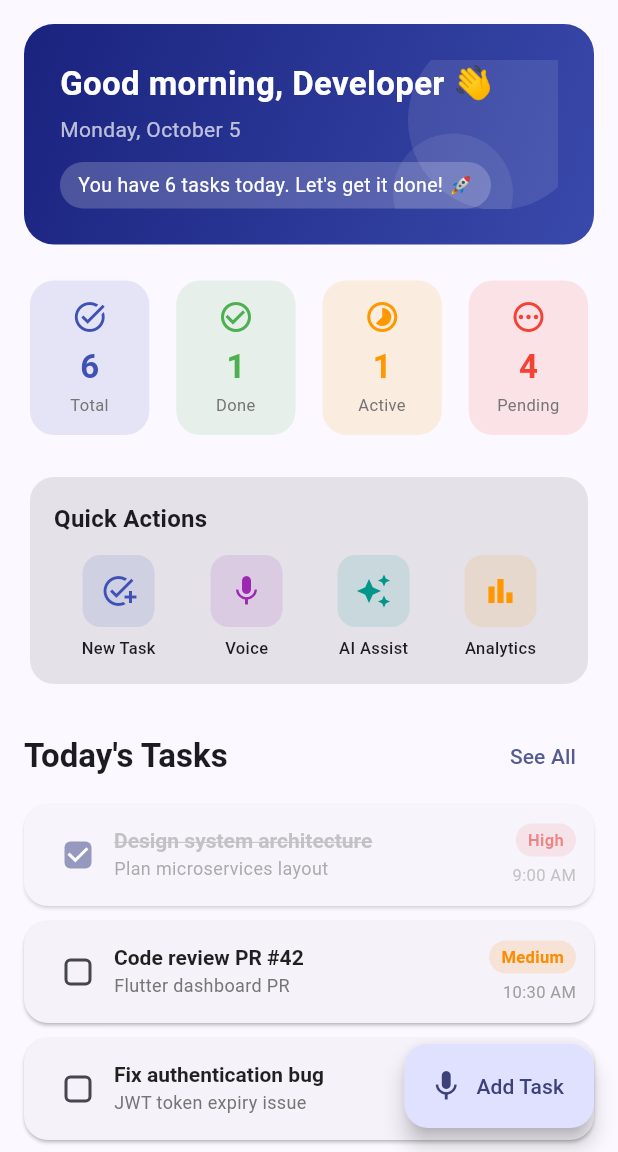
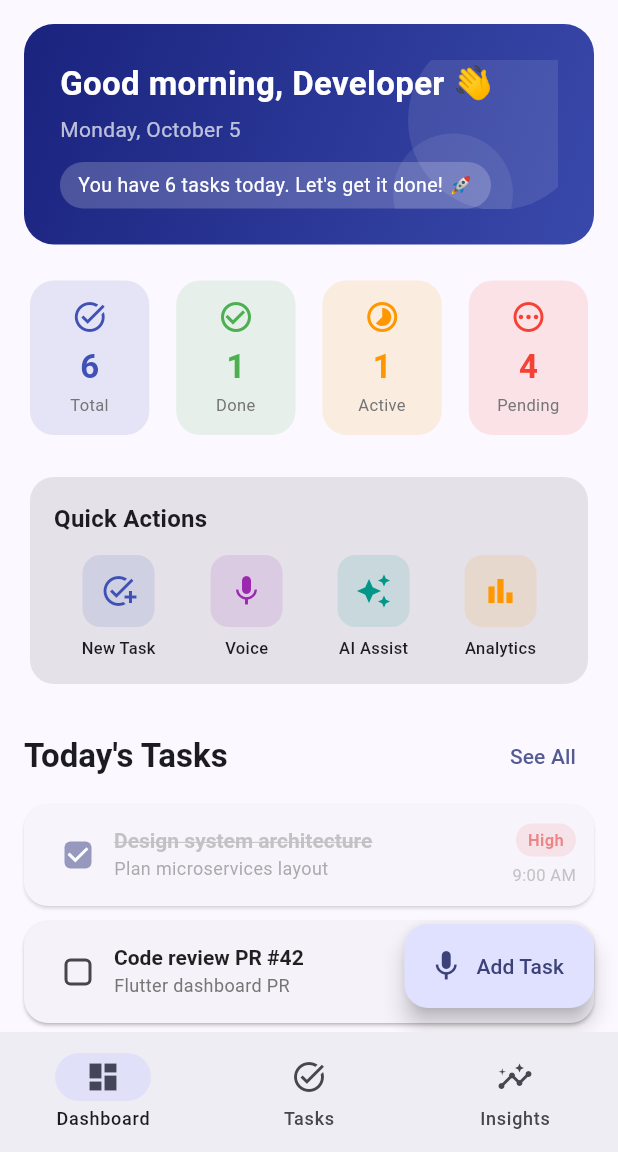
Before and after one commit to prasannakumar-jadhav/HHGoa, a Flutter app: the screen it shows after launch, after a tap on "Design system architecture", on a phone screen of 412 x 824 dp, the part 84-1236 px from its top. Run offline on Flutter 3.47's test engine with Material 3 defaults, Android fonts, the phone set to English and light mode, and no system bars.

Commit message:
feat: add bottom navigation with Tasks and Insights screens

```diff
--- a/lib/main.dart
+++ b/lib/main.dart
@@ -1,5 +1,5 @@
 import 'package:flutter/material.dart';
-import 'package:voxpilot/screens/dashboard_screen.dart';
+import 'package:voxpilot/screens/main_shell.dart';
 
 void main() {
   runApp(const VoxPilotApp());
@@ -23,7 +23,7 @@ class VoxPilotApp extends StatelessWidget {
       theme: ThemeData(useMaterial3: true, colorScheme: colorScheme),
       darkTheme: ThemeData(useMaterial3: true, colorScheme: darkColorScheme),
       themeMode: ThemeMode.light,
-      home: const DashboardScreen(),
+      home: const MainShell(),
     );
   }
 }
--- /dev/null
+++ b/lib/screens/insights_screen.dart
@@ -0,0 +1,273 @@
+import 'package:flutter/material.dart';
+
+class InsightsScreen extends StatelessWidget {
+  const InsightsScreen({super.key});
+
+  @override
+  Widget build(BuildContext context) {
+    final theme = Theme.of(context);
+
+    return Scaffold(
+      appBar: AppBar(
+        title: const Text('Insights'),
+        actions: [
+          IconButton(
+            icon: const Icon(Icons.date_range),
+            onPressed: () {},
+          ),
+        ],
+      ),
+      body: SingleChildScrollView(
+        padding: const EdgeInsets.all(16),
+        child: Column(
+          crossAxisAlignment: CrossAxisAlignment.start,
+          children: [
+            // ── Section A: Hero completion card ──────────────────────────
+            Card(
+              clipBehavior: Clip.antiAlias,
+              shape: RoundedRectangleBorder(
+                borderRadius: BorderRadius.circular(16),
+              ),
+              child: Container(
+                height: 120,
+                width: double.infinity,
+                decoration: BoxDecoration(
+                  gradient: LinearGradient(
+                    colors: [
+                      theme.colorScheme.primary,
+                      theme.colorScheme.tertiary,
+                    ],
+                  ),
+                  borderRadius: BorderRadius.circular(16),
+                ),
+                padding: const EdgeInsets.all(20),
+                child: Column(
+                  crossAxisAlignment: CrossAxisAlignment.start,
+                  mainAxisAlignment: MainAxisAlignment.center,
+                  children: [
+                    Text(
+                      '82%',
+                      style: theme.textTheme.headlineLarge?.copyWith(
+                        color: Colors.white,
+                        fontWeight: FontWeight.bold,
+                      ),
+                    ),
+                    const SizedBox(height: 4),
+                    Text(
+                      'Tasks completed this week',
+                      style: theme.textTheme.bodyMedium?.copyWith(
+                        color: Colors.white,
+                      ),
+                    ),
+                    const SizedBox(height: 2),
+                    Text(
+                      '+12% vs last week ↑',
+                      style: theme.textTheme.bodySmall?.copyWith(
+                        color: Colors.white.withValues(alpha: 0.7),
+                      ),
+                    ),
+                  ],
+                ),
+              ),
+            ),
+
+            const SizedBox(height: 24),
+
+            // ── Section B: 2×2 stat grid ─────────────────────────────────
+            Text(
+              'This Week',
+              style: theme.textTheme.titleMedium?.copyWith(
+                fontWeight: FontWeight.bold,
+              ),
+            ),
+            const SizedBox(height: 12),
+            GridView.count(
+              crossAxisCount: 2,
+              shrinkWrap: true,
+              physics: const NeverScrollableScrollPhysics(),
+              crossAxisSpacing: 12,
+              mainAxisSpacing: 12,
+              childAspectRatio: 1.4,
+              children: [
+                _StatCard(
+                  icon: Icons.check_circle_outline,
+                  value: '14',
+                  label: 'Total Tasks',
+                  color: theme.colorScheme.primary,
+                  theme: theme,
+                ),
+                _StatCard(
+                  icon: Icons.task_alt,
+                  value: '11',
+                  label: 'Completed',
+                  color: Colors.green,
+                  theme: theme,
+                ),
+                _StatCard(
+                  icon: Icons.local_fire_department,
+                  value: '5 days',
+                  label: 'Current Streak',
+                  color: Colors.orange,
+                  theme: theme,
+                ),
+                _StatCard(
+                  icon: Icons.timer_outlined,
+                  value: '3.2h',
+                  label: 'Focus Time',
+                  color: theme.colorScheme.secondary,
+                  theme: theme,
+                ),
+              ],
+            ),
+
+            const SizedBox(height: 24),
+
+            // ── Section C: Category Breakdown ────────────────────────────
+            Text(
+              'Category Breakdown',
+              style: theme.textTheme.titleMedium?.copyWith(
+                fontWeight: FontWeight.bold,
+              ),
+            ),
+            const SizedBox(height: 12),
+            _CategoryBreakdownItem(
+              label: 'Work',
+              percentage: '64%',
+              fraction: 0.64,
+              color: theme.colorScheme.primary,
+            ),
+            _CategoryBreakdownItem(
+              label: 'Personal',
+              percentage: '21%',
+              fraction: 0.21,
+              color: theme.colorScheme.tertiary,
+            ),
+            _CategoryBreakdownItem(
+              label: 'Learning',
+              percentage: '15%',
+              fraction: 0.15,
+              color: theme.colorScheme.secondary,
+            ),
+
+            const SizedBox(height: 24),
+
+            // ── Section D: Recent Activity ───────────────────────────────
+            Text(
+              'Recent Activity',
+              style: theme.textTheme.titleMedium?.copyWith(
+                fontWeight: FontWeight.bold,
+              ),
+            ),
+            const SizedBox(height: 12),
+            ..._recentActivity.map(
+              (entry) => ListTile(
+                dense: true,
+                leading: CircleAvatar(
+                  backgroundColor: Colors.green.shade100,
+                  child: Icon(
+                    Icons.check,
+                    color: Colors.green,
+                    size: 18,
+                  ),
+                ),
+                title: Text(entry.$1),
+                subtitle: Text(entry.$2),
+              ),
+            ),
+          ],
+        ),
+      ),
+    );
+  }
+
+  static const List<(String, String)> _recentActivity = [
+    ('Refactor auth module', '2h ago'),
+    ('Morning workout', '5h ago'),
+    ('Write API docs', 'Yesterday'),
+    ('Call dentist', 'Yesterday'),
+    ('Grocery shopping', '2 days ago'),
+  ];
+}
+
+// ── Private helper widgets ────────────────────────────────────────────────────
+
+class _StatCard extends StatelessWidget {
+  const _StatCard({
+    required this.icon,
+    required this.value,
+    required this.label,
+    required this.color,
+    required this.theme,
+  });
+
+  final IconData icon;
+  final String value;
+  final String label;
+  final Color color;
+  final ThemeData theme;
+
+  @override
+  Widget build(BuildContext context) {
+    return Card(
+      elevation: 0,
+      color: theme.colorScheme.surfaceContainerHighest,
+      shape: RoundedRectangleBorder(borderRadius: BorderRadius.circular(12)),
+      child: Column(
+        mainAxisAlignment: MainAxisAlignment.center,
+        children: [
+          Icon(icon, size: 28, color: color),
+          const SizedBox(height: 4),
+          Text(
+            value,
+            style: theme.textTheme.titleLarge?.copyWith(
+              fontWeight: FontWeight.bold,
+            ),
+          ),
+          Text(
+            label,
+            style: theme.textTheme.bodySmall?.copyWith(
+              color: theme.colorScheme.onSurface.withValues(alpha: 0.6),
+            ),
+          ),
+        ],
+      ),
+    );
+  }
+}
+
+class _CategoryBreakdownItem extends StatelessWidget {
+  const _CategoryBreakdownItem({
+    required this.label,
+    required this.percentage,
+    required this.fraction,
+    required this.color,
+  });
+
+  final String label;
+  final String percentage;
+  final double fraction;
+  final Color color;
+
+  @override
+  Widget build(BuildContext context) {
+    return Column(
+      crossAxisAlignment: CrossAxisAlignment.start,
+      children: [
+        Row(
+          mainAxisAlignment: MainAxisAlignment.spaceBetween,
+          children: [
+            Text(label, style: Theme.of(context).textTheme.bodyMedium),
+            Text(percentage, style: Theme.of(context).textTheme.bodyMedium),
+          ],
+        ),
+        const SizedBox(height: 6),
+        LinearProgressIndicator(
+          value: fraction,
+          borderRadius: BorderRadius.circular(4),
+          color: color,
+        ),
+        const SizedBox(height: 12),
+      ],
+    );
+  }
+}
--- /dev/null
+++ b/lib/screens/main_shell.dart
@@ -0,0 +1,50 @@
+import 'package:flutter/material.dart';
+import 'package:voxpilot/screens/dashboard_screen.dart';
+import 'package:voxpilot/screens/tasks_screen.dart';
+import 'package:voxpilot/screens/insights_screen.dart';
+
+class MainShell extends StatefulWidget {
+  const MainShell({super.key});
+
+  @override
+  State<MainShell> createState() => _MainShellState();
+}
+
+class _MainShellState extends State<MainShell> {
+  int _selectedIndex = 0;
+
+  @override
+  Widget build(BuildContext context) {
+    return Scaffold(
+      body: IndexedStack(
+        index: _selectedIndex,
+        children: const [
+          DashboardScreen(),
+          TasksScreen(),
+          InsightsScreen(),
+        ],
+      ),
+      bottomNavigationBar: NavigationBar(
+        selectedIndex: _selectedIndex,
+        onDestinationSelected: (i) => setState(() => _selectedIndex = i),
+        destinations: const [
+          NavigationDestination(
+            icon: Icon(Icons.dashboard_outlined),
+            selectedIcon: Icon(Icons.dashboard),
+            label: 'Dashboard',
+          ),
+          NavigationDestination(
+            icon: Icon(Icons.task_alt_outlined),
+            selectedIcon: Icon(Icons.task_alt),
+            label: 'Tasks',
+          ),
+          NavigationDestination(
+            icon: Icon(Icons.insights_outlined),
+            selectedIcon: Icon(Icons.insights),
+            label: 'Insights',
+          ),
+        ],
+      ),
+    );
+  }
+}
--- /dev/null
+++ b/lib/screens/tasks_screen.dart
@@ -0,0 +1,274 @@
+import 'package:flutter/material.dart';
+import 'package:voxpilot/models/task_model.dart';
+
+// Local wrapper to attach a category string to each Task without modifying task_model.dart
+class _TaskItem {
+  final Task task;
+  final String category;
+
+  _TaskItem({required this.task, required this.category});
+}
+
+class TasksScreen extends StatefulWidget {
+  const TasksScreen({super.key});
+
+  @override
+  State<TasksScreen> createState() => _TasksScreenState();
+}
+
+class _TasksScreenState extends State<TasksScreen> {
+  final List<_TaskItem> _items = [
+    _TaskItem(
+      task: Task(
+        id: 't1',
+        title: 'Refactor auth module',
+        description: 'Clean up JWT logic',
+        time: '9:00 AM',
+        priority: TaskPriority.high,
+        isDone: false,
+      ),
+      category: 'Work',
+    ),
+    _TaskItem(
+      task: Task(
+        id: 't2',
+        title: 'Read Clean Code chapter 5',
+        description: 'Book study session',
+        time: '11:00 AM',
+        priority: TaskPriority.medium,
+        isDone: false,
+      ),
+      category: 'Learning',
+    ),
+    _TaskItem(
+      task: Task(
+        id: 't3',
+        title: 'Grocery shopping',
+        description: 'Weekly groceries',
+        time: '1:00 PM',
+        priority: TaskPriority.low,
+        isDone: true,
+      ),
+      category: 'Personal',
+    ),
+    _TaskItem(
+      task: Task(
+        id: 't4',
+        title: 'Write API docs',
+        description: 'Document REST endpoints',
+        time: '2:00 PM',
+        priority: TaskPriority.medium,
+        isDone: false,
+      ),
+      category: 'Work',
+    ),
+    _TaskItem(
+      task: Task(
+        id: 't5',
+        title: 'Morning workout',
+        description: '30 min cardio',
+        time: '7:00 AM',
+        priority: TaskPriority.low,
+        isDone: true,
+      ),
+      category: 'Personal',
+    ),
+    _TaskItem(
+      task: Task(
+        id: 't6',
+        title: 'Review Flutter PR #88',
+        description: 'Check UI changes',
+        time: '3:00 PM',
+        priority: TaskPriority.high,
+        isDone: false,
+      ),
+      category: 'Work',
+    ),
+    _TaskItem(
+      task: Task(
+        id: 't7',
+        title: 'Study state management',
+        description: 'Riverpod deep dive',
+        time: '5:00 PM',
+        priority: TaskPriority.medium,
+        isDone: false,
+      ),
+      category: 'Learning',
+    ),
+    _TaskItem(
+      task: Task(
+        id: 't8',
+        title: 'Call dentist',
+        description: 'Schedule appointment',
+        time: '10:00 AM',
+        priority: TaskPriority.low,
+        isDone: true,
+      ),
+      category: 'Personal',
+    ),
+  ];
+
+  void _toggleTask(int index) {
+    setState(() {
+      _items[index].task.isDone = !_items[index].task.isDone;
+    });
+  }
+
+  Widget _buildTaskCard(BuildContext context, _TaskItem item, int index,
+      {bool completedOnly = false}) {
+    final theme = Theme.of(context);
+    final task = item.task;
+    final isDone = task.isDone;
+
+    final titleStyle = completedOnly || isDone
+        ? theme.textTheme.bodyLarge?.copyWith(
+            decoration: TextDecoration.lineThrough,
+            color: theme.colorScheme.onSurface.withValues(alpha: 0.5),
+          )
+        : theme.textTheme.bodyLarge?.copyWith(fontWeight: FontWeight.w600);
+
+    return Card(
+      margin: const EdgeInsets.symmetric(horizontal: 16, vertical: 6),
+      shape: RoundedRectangleBorder(
+        borderRadius: BorderRadius.circular(12),
+      ),
+      child: Padding(
+        padding: const EdgeInsets.symmetric(vertical: 8, horizontal: 4),
+        child: Row(
+          crossAxisAlignment: CrossAxisAlignment.center,
+          children: [
+            Checkbox(
+              value: isDone,
+              onChanged: completedOnly
+                  ? null
+                  : (_) => _toggleTask(index),
+            ),
+            Expanded(
+              child: Column(
+                crossAxisAlignment: CrossAxisAlignment.start,
+                children: [
+                  Text(task.title, style: titleStyle),
+                  const SizedBox(height: 6),
+                  Wrap(
+                    spacing: 6,
+                    runSpacing: 4,
+                    crossAxisAlignment: WrapCrossAlignment.center,
+                    children: [
+                      // Category chip
+                      Chip(
+                        label: Text(
+                          item.category,
+                          style: theme.textTheme.labelSmall,
+                        ),
+                        padding: const EdgeInsets.symmetric(
+                            horizontal: 4, vertical: 0),
+                        materialTapTargetSize:
+                            MaterialTapTargetSize.shrinkWrap,
+                        visualDensity: VisualDensity.compact,
+                      ),
+                      // Priority badge
+                      Container(
+                        padding: const EdgeInsets.symmetric(
+                            horizontal: 8, vertical: 3),
+                        decoration: BoxDecoration(
+                          color: task.priority.color.withValues(alpha: 0.15),
+                          borderRadius: BorderRadius.circular(8),
+                        ),
+                        child: Text(
+                          task.priority.label,
+                          style: theme.textTheme.labelSmall?.copyWith(
+                            color: task.priority.color,
+                            fontWeight: FontWeight.w600,
+                          ),
+                        ),
+                      ),
+                      // Time
+                      Text(
+                        task.time,
+                        style: theme.textTheme.bodySmall?.copyWith(
+                          color: theme.colorScheme.onSurface
+                              .withValues(alpha: 0.6),
+                        ),
+                      ),
+                    ],
+                  ),
+                ],
+              ),
+            ),
+          ],
+        ),
+      ),
+    );
+  }
+
+  @override
+  Widget build(BuildContext context) {
+    final completedItems = _items
+        .where((item) => item.task.isDone)
+        .toList();
+
+    return DefaultTabController(
+      length: 2,
+      child: Scaffold(
+        appBar: AppBar(
+          title: const Text('Tasks'),
+          actions: [
+            IconButton(
+              icon: const Icon(Icons.filter_list),
+              onPressed: () {},
+            ),
+          ],
+          bottom: const TabBar(
+            tabs: [
+              Tab(text: 'All Tasks'),
+              Tab(text: 'Completed'),
+            ],
+          ),
+        ),
+        body: TabBarView(
+          children: [
+            // All Tasks tab
+            ListView.builder(
+              padding: const EdgeInsets.symmetric(vertical: 8),
+              itemCount: _items.length,
+              itemBuilder: (context, index) =>
+                  _buildTaskCard(context, _items[index], index),
+            ),
+            // Completed tab
+            completedItems.isEmpty
+                ? Center(
+                    child: Text(
+                      'No completed tasks yet.',
+                      style: Theme.of(context).textTheme.bodyMedium?.copyWith(
+                            color: Theme.of(context)
+                                .colorScheme
+                                .onSurface
+                                .withValues(alpha: 0.5),
+                          ),
+                    ),
+                  )
+                : ListView.builder(
+                    padding: const EdgeInsets.symmetric(vertical: 8),
+                    itemCount: completedItems.length,
+                    itemBuilder: (context, index) => _buildTaskCard(
+                      context,
+                      completedItems[index],
+                      // find original index for toggling (though completedOnly disables it)
+                      _items.indexOf(completedItems[index]),
+                      completedOnly: true,
+                    ),
+                  ),
+          ],
+        ),
+        floatingActionButton: FloatingActionButton(
+          onPressed: () {
+            ScaffoldMessenger.of(context).showSnackBar(
+              const SnackBar(content: Text('Add Task coming soon!')),
+            );
+          },
+          child: const Icon(Icons.add),
+        ),
+      ),
+    );
+  }
+}
```
